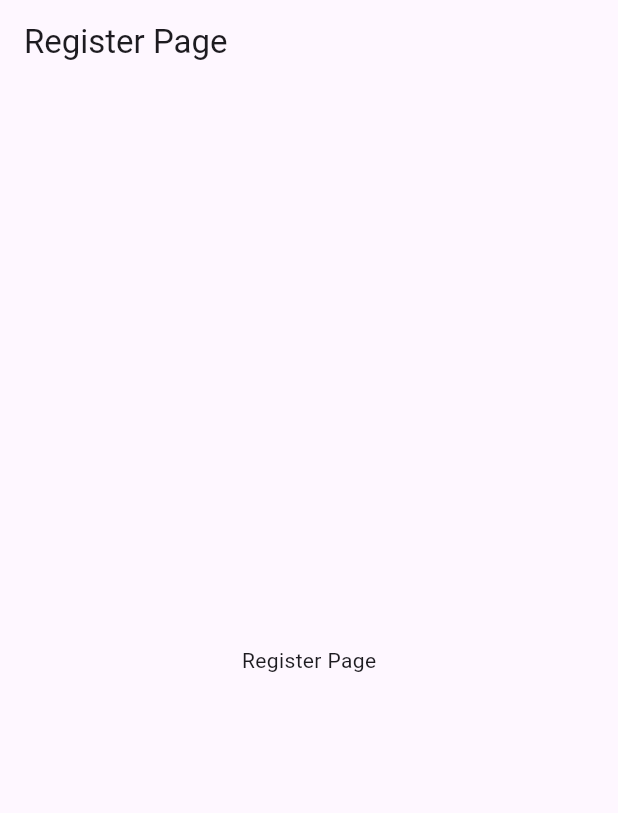
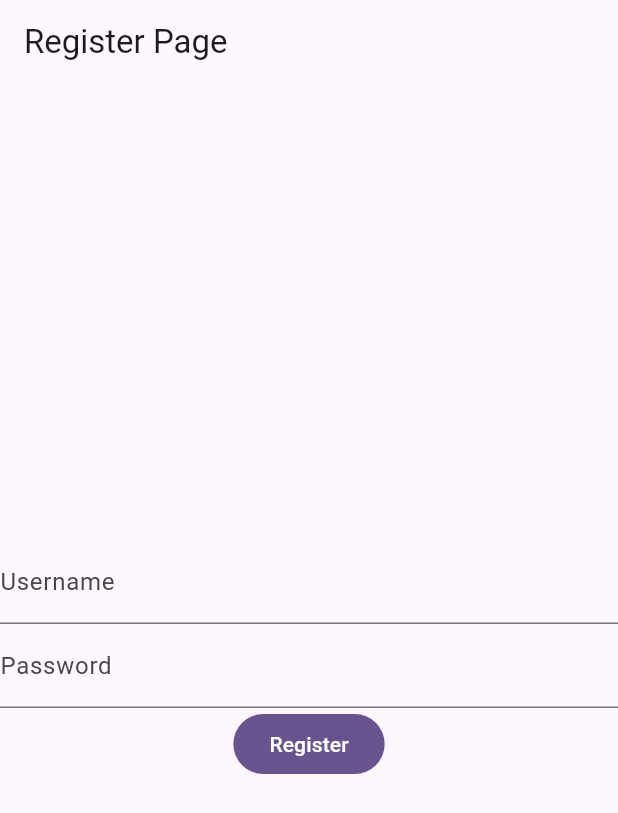
Before and after one commit to hoangcongminh/qmusix, a Flutter app: the screen it shows after launch, in the side drawer, after a tap on "Register", on a phone screen of 412 x 824 dp. Shown: the top 813 px of the screen. Run offline on Flutter 3.47's test engine with Material 2 defaults, Android fonts, the phone set to English and light mode, and no system bars; our stand-ins replace dio, flutter_bloc, flutter_native_splash, get_it, go_router, pretty_dio_logger and 1 more; network calls fail.

Commit message:
fix cors & implement register page

```diff
--- a/qmusix_flutter/lib/core/const/app_const.dart
+++ b/qmusix_flutter/lib/core/const/app_const.dart
@@ -1,3 +1,4 @@
 class AppConstant {
-  static const baseUrl = "localhost:8080/api/v1";
+  // static const baseUrl = "localhost:8080/api/v1";
+  static const baseUrl = "http://127.0.0.1:8080/api/v1";
 }
--- a/qmusix_flutter/lib/data/datasource/network/client/interceptos/header_interceptor.dart
+++ b/qmusix_flutter/lib/data/datasource/network/client/interceptos/header_interceptor.dart
@@ -4,10 +4,9 @@ class HeaderInterceptor extends Interceptor {
   @override
   void onRequest(RequestOptions options, RequestInterceptorHandler handler) {
     options.headers.addAll({
-      'Content-Type': 'application/json',
-      'Accept': 'application/json',
-      "Access-Control-Allow-Origin": "*",
-      "Access-Control-Allow-Methods": "POST, GET, OPTIONS, PUT, DELETE, HEAD",
+      //   "Access-Control-Allow-Origin": "*",
+      //   "Access-Control-Allow-Methods": "POST, GET, OPTIONS, PUT, DELETE, HEAD",
+      // "Access-Control-Allow-Headers": "*",
     });
     super.onRequest(options, handler);
   }
--- a/qmusix_flutter/lib/presentation/register/register_page.dart
+++ b/qmusix_flutter/lib/presentation/register/register_page.dart
@@ -1,7 +1,17 @@
 import 'package:flutter/material.dart';
+import 'package:qmusix/domain/repository/auth_repository.dart';
+import 'package:qmusix/injection.dart';
 
-class RegisterPage extends StatelessWidget {
+class RegisterPage extends StatefulWidget {
   const RegisterPage({super.key});
+
+  @override
+  State<RegisterPage> createState() => _RegisterPageState();
+}
+
+class _RegisterPageState extends State<RegisterPage> {
+  final TextEditingController _usernameController = TextEditingController();
+  final TextEditingController _passwordController = TextEditingController();
 
   @override
   Widget build(BuildContext context) {
@@ -9,8 +19,36 @@ class RegisterPage extends StatelessWidget {
       appBar: AppBar(
         title: const Text("Register Page"),
       ),
-      body: const Center(
-        child: Text("Register Page"),
+      body: Center(
+        child: Column(
+          mainAxisAlignment: MainAxisAlignment.center,
+          crossAxisAlignment: CrossAxisAlignment.center,
+          children: [
+            TextFormField(
+              controller: _usernameController,
+              decoration: const InputDecoration(
+                labelText: "Username",
+              ),
+            ),
+            TextFormField(
+              controller: _passwordController,
+              obscureText: true,
+              decoration: const InputDecoration(
+                labelText: "Password",
+              ),
+            ),
+            FilledButton(
+              onPressed: () {
+                // context.push("/home");
+                AppInjection.get<AuthRepository>().register(
+                  username: _usernameController.text,
+                  password: _passwordController.text,
+                );
+              },
+              child: const Text("Register"),
+            ),
+          ],
+        ),
       ),
     );
   }
```
Also changed, not shown: 1 other file.
